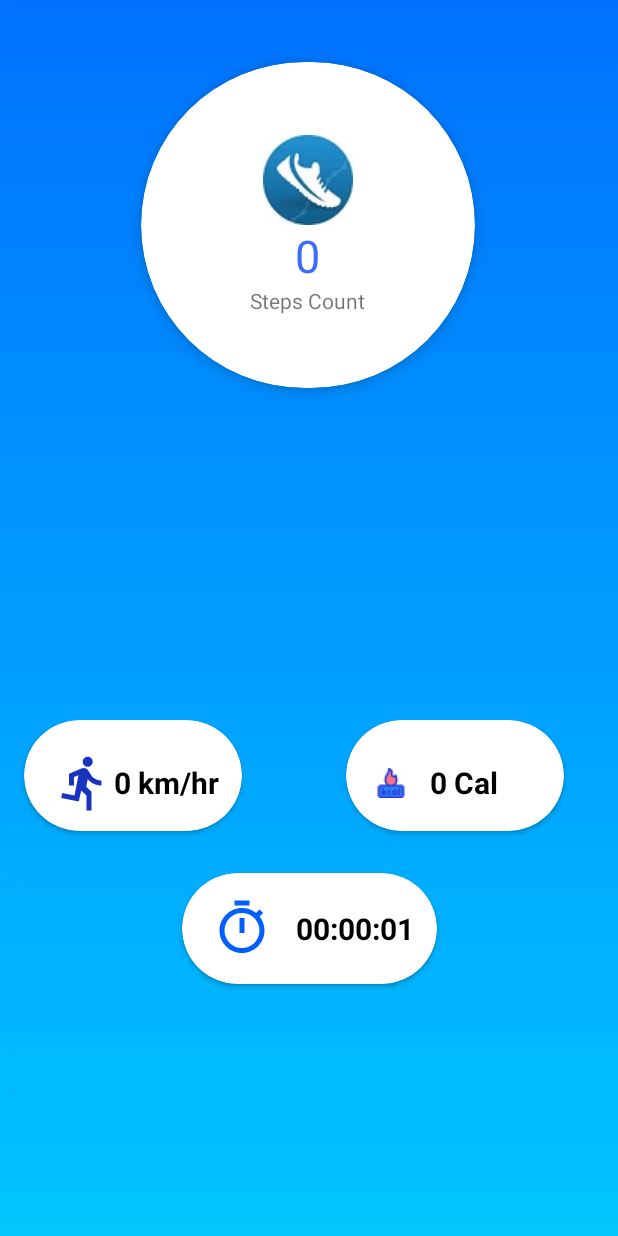
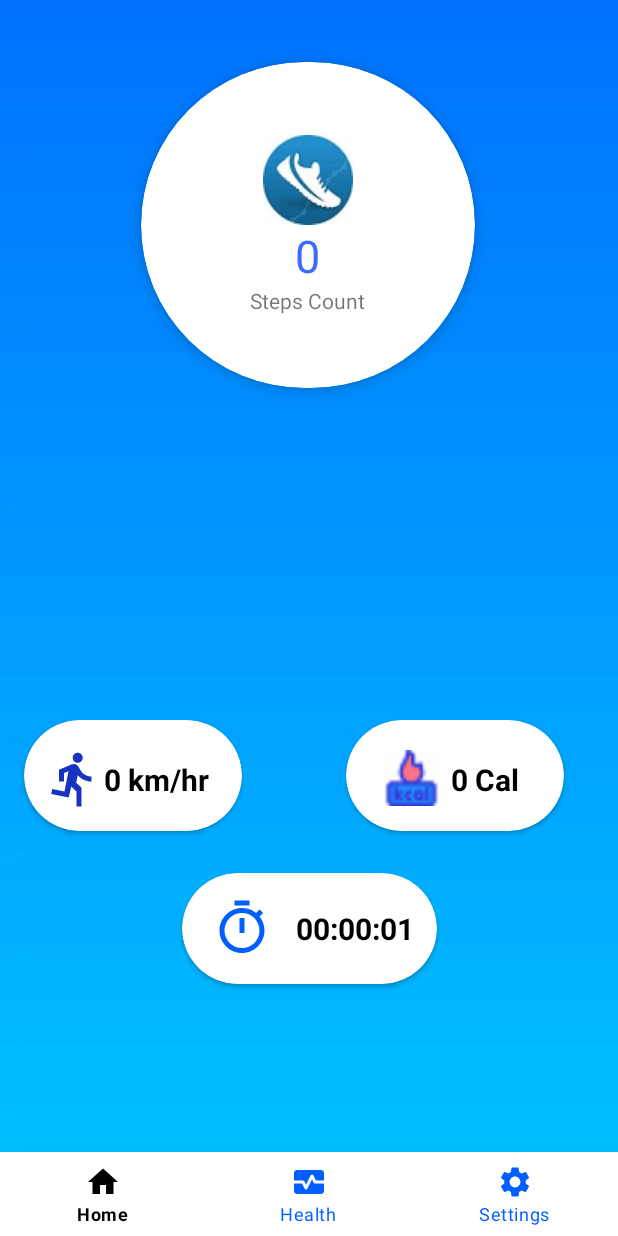
Before and after one commit to khushbupanchal15/Step-Counter-Project, an Android app: the HomeActivity screen opened directly, with no data from a screen before it, on a phone screen of 412 x 824 dp. Run offline under Robolectric (Android 15) with nearby library versions, the phone set to English and light mode, and no system bars; 1 statement that could not run was skipped.

Commit message:
Bottom Nav Bar Updated

```diff
--- /dev/null
+++ b/app/src/main/res/drawable/selector.xml
@@ -0,0 +1,12 @@
+<?xml version="1.0" encoding="utf-8"?>
+<selector xmlns:android="http://schemas.android.com/apk/res/android">
+   <item
+       android:state_selected="true"
+       android:color="@color/black"/>
+
+   <item
+        android:state_selected="false"
+        android:color="#025FFF"/>
+
+
+</selector>
--- a/app/src/main/res/layout/activity_home.xml
+++ b/app/src/main/res/layout/activity_home.xml
@@ -62,8 +62,7 @@
         app:layout_constraintBottom_toBottomOf="parent"
         app:layout_constraintEnd_toEndOf="parent">
 
-<!--
-        <ImageView
+     <!--   <ImageView
             android:id="@+id/imageView2"
             android:layout_width="47dp"
             android:layout_height="37dp"
@@ -74,31 +73,39 @@
 
         <TextView
             android:id="@+id/TV_CALORIES"
-            android:layout_width="46dp"
-            android:layout_height="46dp"
-            android:layout_marginLeft="40dp"
+            android:layout_width="wrap_content"
+            android:layout_height="wrap_content"
+            android:layout_marginLeft="90dp"
+            android:layout_marginTop="12dp"
+            android:text="0"
+            android:textColor="@color/black"
+            android:textSize="30sp" />
+
+    </androidx.cardview.widget.CardView>-->
+
+        <ImageView
+            android:id="@+id/imageView2"
+            android:layout_width="47dp"
+            android:layout_height="37dp"
+            android:layout_marginLeft="20dp"
             android:layout_marginTop="20dp"
-            android:text="0"
-            android:textAlignment="center"
-            android:textColor="@color/black"
-            android:textSize="20dp"
-            android:textStyle="bold" /> -->
+            android:layout_marginBottom="20dp"
+            android:src="@drawable/calories" />
+
         <TextView
             android:id="@+id/TV_CALORIES"
             android:layout_width="147dp"
             android:layout_height="match_parent"
-            android:layout_marginLeft="20dp"
-            android:layout_marginTop="10dp"
+            android:layout_centerHorizontal="true"
+            android:layout_marginLeft="70dp"
+            android:layout_marginTop="5dp"
             android:gravity="center_vertical"
-            android:layout_centerHorizontal="true"
-            android:drawableLeft="@drawable/calories"
-            android:drawablePadding="@dimen/activity_vertical_margin"
             android:text="0 Cal"
             android:textColor="@color/black"
             android:textSize="20dp"
             android:textStyle="bold" />
+    </androidx.cardview.widget.CardView>
 
-    </androidx.cardview.widget.CardView>
 
     <androidx.cardview.widget.CardView
         android:layout_width="145dp"
@@ -115,15 +122,16 @@
             android:layout_width="147dp"
             android:layout_height="match_parent"
             android:layout_centerHorizontal="true"
-            android:layout_marginLeft="20dp"
-            android:layout_marginTop="10dp"
+            android:layout_marginLeft="13dp"
+            android:layout_marginTop="5dp"
             android:drawableLeft="@drawable/ic_running_man"
+            android:gravity="center_vertical"
 
-            android:gravity="center_vertical"
             android:text="0 km/hr"
             android:textColor="@color/black"
             android:textSize="20dp"
             android:textStyle="bold" />
+
     </androidx.cardview.widget.CardView>
 
     <androidx.cardview.widget.CardView
@@ -137,6 +145,7 @@
         app:layout_constraintEnd_toEndOf="parent"
         app:layout_constraintStart_toStartOf="parent">
 
+
         <Chronometer
             android:id="@+id/TVtime"
             android:layout_width="wrap_content"
@@ -147,9 +156,22 @@
             android:layout_centerHorizontal="true"
             android:drawableStart="@drawable/ic_timer_blue"
             android:drawablePadding="@dimen/activity_vertical_margin"
+
             android:textColor="@color/black"
             android:textSize="20dp"
             android:textStyle="bold" />
+
     </androidx.cardview.widget.CardView>
+    <com.google.android.material.bottomnavigation.BottomNavigationView
+        android:id="@+id/bottomNav"
+        android:layout_width="match_parent"
+        android:layout_height="wrap_content"
+        android:layout_alignParentBottom="true"
+        app:itemBackground="@color/white"
+        app:itemIconTint="@drawable/selector"
+        app:itemTextColor="@drawable/selector"
+        app:layout_constraintBottom_toBottomOf="parent"
+
+        app:menu="@menu/menu_nav" />
 
 </androidx.constraintlayout.widget.ConstraintLayout>
--- /dev/null
+++ b/app/src/main/res/menu/menu_nav.xml
@@ -0,0 +1,18 @@
+<?xml version="1.0" encoding="utf-8"?>
+<menu xmlns:android="http://schemas.android.com/apk/res/android">
+    <item
+        android:id="@+id/home"
+        android:title="Home"
+        android:icon="@drawable/ic_home"/>
+
+    <item
+        android:id="@+id/health"
+        android:title="Health"
+        android:icon="@drawable/ic_health"/>
+
+    <item
+        android:id="@+id/setting"
+        android:icon="@drawable/ic_settings"
+        android:title="Settings"/>
+
+</menu>
--- a/build.gradle
+++ b/build.gradle
@@ -6,9 +6,9 @@ buildscript {
         jcenter()
 
     }
-    ext.kotlin_version = '1.5.21'
+    ext.kotlin_version = '1.5.20'
     dependencies {
-        classpath "com.android.tools.build:gradle:4.2.2"
+        classpath 'com.android.tools.build:gradle:7.0.2'
         classpath 'com.google.gms:google-services:4.3.10'
         classpath "org.jetbrains.kotlin:kotlin-gradle-plugin:$kotlin_version"
 
```
Also changed, not shown: app/build.gradle (+3 -4 lines), app/src/main/AndroidManifest.xml (+5 -2 lines), app/src/main/java/com/example/stepcounterapp/HealthActivity.java (added, +162 -0 lines), app/src/main/java/com/example/stepcounterapp/HomeActivity.kt (+49 -17 lines), app/src/main/java/com/example/stepcounterapp/SettingsActivity.java (+44 -0 lines), app/src/main/res/layout/activity_health.xml (added, +153 -0 lines), app/src/main/res/layout/settings_activity.xml (+19 -3 lines), gradle/wrapper/gradle-wrapper.properties.
